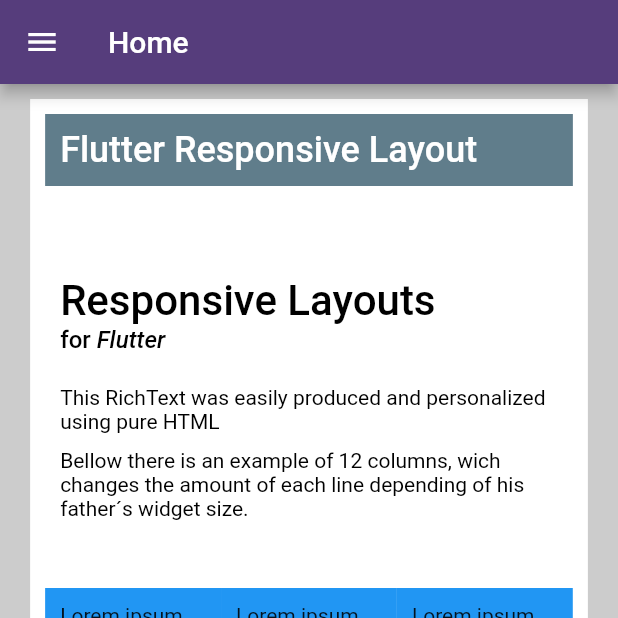
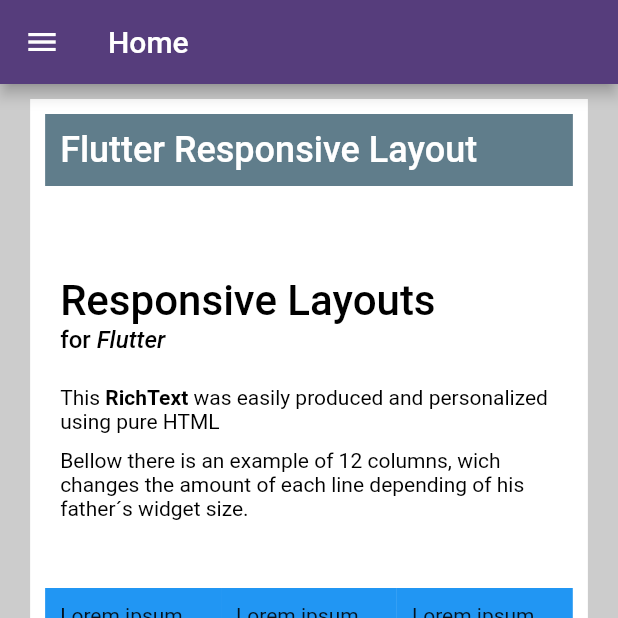
Before and after one commit to rafaelsetragni/flutter_responsive, a Flutter app: the screen it shows after launch, on a phone screen of 412 x 824 dp, the top half of it. Run offline on Flutter 3.47's test engine with Material 2 defaults, Android fonts, the phone set to English and light mode, and no system bars; our stand-ins replace font_awesome_flutter; statements that could not run were skipped.

```diff
--- a/example/lib/pages/home_page.dart
+++ b/example/lib/pages/home_page.dart
@@ -93,7 +93,7 @@
                             '<div>'
                                 '<h3>Responsive Layouts</h3><h6>for <i>Flutter</i></h6>'
                                 '<br><br>'
-                                '<p>This RichText was easily produced and personalized using pure HTML</p>'
+                                '<p>This <b>RichText</b> was easily produced and personalized using pure HTML</p>'
                                 '<p>Bellow there is an example of 12 columns, wich changes the amount of each line depending of his father´s widget size.</p>'
                             '</div>',
                           )
--- a/pubspec.yaml
+++ b/pubspec.yaml
@@ -1,8 +1,7 @@
 name: flutter_responsive
 description: Responsive grid and texts behaviours for Flutter
 version: 0.0.1
-author:
-homepage:
+homepage: https://github.com/rafaelsetragni/flutter_responsive
 
 environment:
   sdk: ">=2.1.0 <3.0.0"
```
Also changed, not shown: 1 other file.
